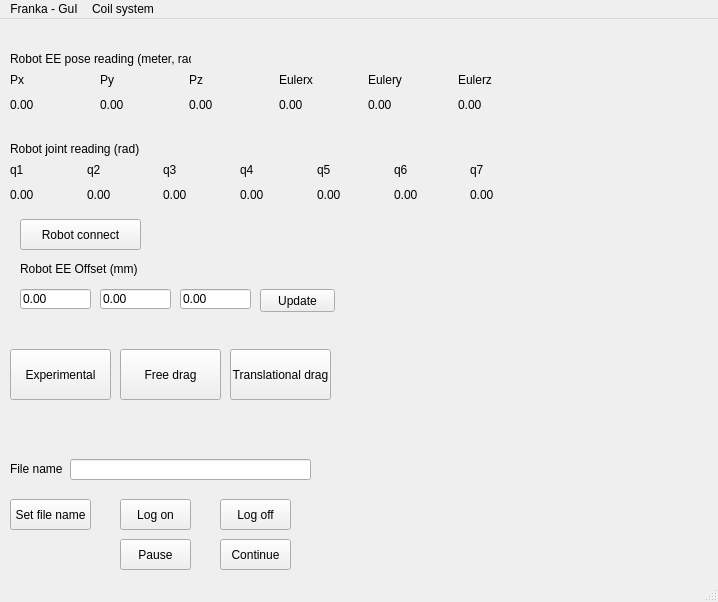
Above: mainwindow.ui from erikfredin/FrankaEmikaGUI before the change. Below: the same form after it.
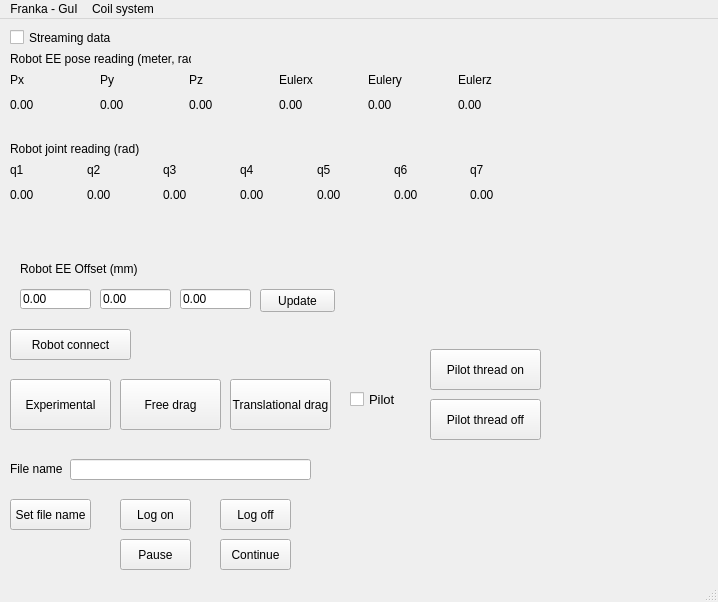
That is the form after the change.

Commit message: made robot thread succeed

The edit to the form file:
```diff
--- a/mainwindow.ui
+++ b/mainwindow.ui
@@ -18,7 +18,7 @@
     <property name="geometry">
      <rect>
       <x>10</x>
-      <y>330</y>
+      <y>360</y>
       <width>101</width>
       <height>51</height>
      </rect>
@@ -217,7 +217,7 @@
     <property name="geometry">
      <rect>
       <x>120</x>
-      <y>330</y>
+      <y>360</y>
       <width>101</width>
       <height>51</height>
      </rect>
@@ -365,7 +365,7 @@
     <property name="geometry">
      <rect>
       <x>230</x>
-      <y>330</y>
+      <y>360</y>
       <width>101</width>
       <height>51</height>
      </rect>
@@ -465,8 +465,8 @@
    <widget class="QPushButton" name="pushButton_robotconnect">
     <property name="geometry">
      <rect>
-      <x>20</x>
-      <y>200</y>
+      <x>10</x>
+      <y>310</y>
       <width>121</width>
       <height>31</height>
      </rect>
@@ -475,6 +475,69 @@
      <string>Robot connect</string>
     </property>
    </widget>
+   <widget class="QCheckBox" name="checkBox_pilot">
+    <property name="geometry">
+     <rect>
+      <x>350</x>
+      <y>360</y>
+      <width>101</width>
+      <height>41</height>
+     </rect>
+    </property>
+    <property name="font">
+     <font>
+      <pointsize>10</pointsize>
+     </font>
+    </property>
+    <property name="text">
+     <string>Pilot</string>
+    </property>
+    <property name="checked">
+     <bool>false</bool>
+    </property>
+    <property name="tristate">
+     <bool>false</bool>
+    </property>
+   </widget>
+   <widget class="QCheckBox" name="checkBox_streaming">
+    <property name="geometry">
+     <rect>
+      <x>10</x>
+      <y>10</y>
+      <width>151</width>
+      <height>17</height>
+     </rect>
+    </property>
+    <property name="text">
+     <string>Streaming data</string>
+    </property>
+   </widget>
+   <widget class="QPushButton" name="pushButton_pilotthreadon">
+    <property name="geometry">
+     <rect>
+      <x>430</x>
+      <y>330</y>
+      <width>111</width>
+      <height>41</height>
+     </rect>
+    </property>
+    <property name="text">
+     <string>Pilot thread on</string>
+    </property>
+   </widget>
+   <widget class="QPushButton" name="pushButton_pilotthreadoff">
+    <property name="geometry">
+     <rect>
+      <x>430</x>
+      <y>380</y>
+      <width>111</width>
+      <height>41</height>
+     </rect>
+    </property>
+    <property name="text">
+     <string>Pilot thread off</string>
+    </property>
+   </widget>
   </widget>
   <widget class="QMenuBar" name="menubar">
    <property name="geometry">
```
The commit also changes 7 other files.
